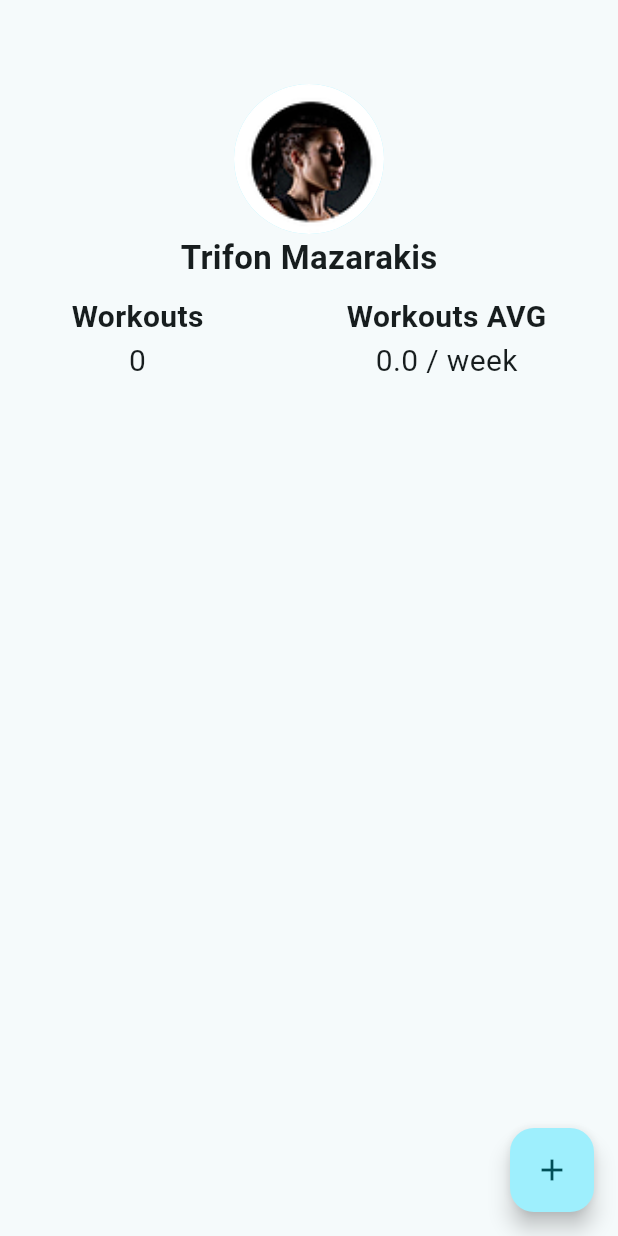
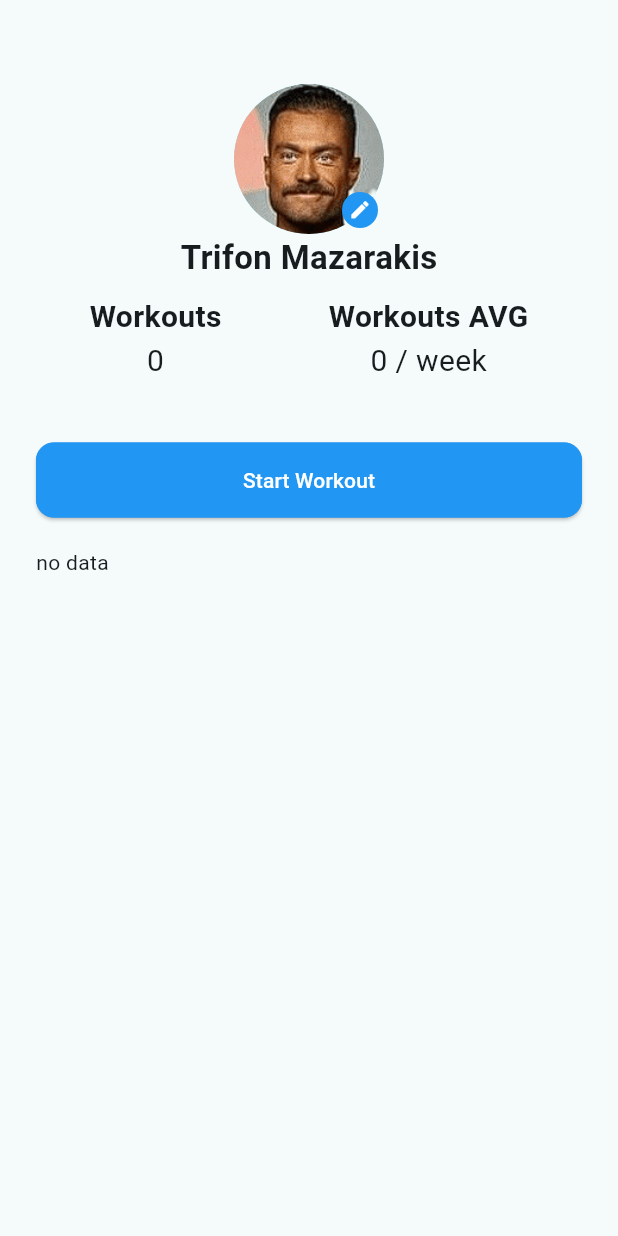
Before and after one commit to Tryferos/Workout, a Flutter app: the screen it shows after launch, on a phone screen of 412 x 824 dp. Run offline on Flutter 3.47's test engine with Material 2 defaults, Android fonts, the phone set to English and light mode, and no system bars; our stand-ins replace pie_chart, sqflite; accounts and stored records are empty; Roboto replaces fonts that are missing (Wotfard).

Commit message:
fixed bugs regarding landing page when no data is present

```diff
--- a/lib/landing/charts.dart
+++ b/lib/landing/charts.dart
@@ -20,6 +20,7 @@ class _ExcercisesChartState extends State<ExcercisesChart> {
     return FutureBuilder(
         builder: (context, snapshot) {
           if (snapshot.hasData) {
+            if (snapshot.data!.isEmpty) return const Text('no data');
             return PieChart(
               dataMap: snapshot.data!,
               animationDuration: const Duration(milliseconds: 800),
--- a/lib/landing/layout.dart
+++ b/lib/landing/layout.dart
@@ -1,4 +1,5 @@
 import 'package:flutter/material.dart';
+import 'package:flutter_application_1/landing/charts.dart';
 import 'package:flutter_application_1/landing/profiling.dart';
 
 import '../index.dart';
@@ -14,17 +15,55 @@ class _LayoutLandingState extends State<LayoutLanding> {
   @override
   Widget build(BuildContext context) {
     return Scaffold(
-      body: const Center(
-        child: ProfilingWidget(),
-      ),
-      floatingActionButton: FloatingActionButton(
+      body: Center(
+          child: Padding(
+        padding: const EdgeInsets.symmetric(horizontal: 24),
+        child: ListView(
+          addAutomaticKeepAlives: false,
+          scrollDirection: Axis.vertical,
+          children: const [
+            ProfilingWidget(),
+            SizedBox(
+              height: 40,
+            ),
+            StartWorkoutButton(),
+            SizedBox(
+              height: 20,
+            ),
+            ExcercisesChart(),
+          ],
+        ),
+      )),
+    );
+  }
+}
+
+class StartWorkoutButton extends StatelessWidget {
+  const StartWorkoutButton({super.key});
+
+  @override
+  Widget build(BuildContext context) {
+    return SizedBox(
+      width: MediaQuery.of(context).size.width,
+      height: 50,
+      child: ElevatedButton(
+        style: ButtonStyle(
+          shape: MaterialStateProperty.all<RoundedRectangleBorder>(
+              RoundedRectangleBorder(
+                  borderRadius: BorderRadius.circular(12.0),
+                  side: const BorderSide(color: Colors.blue))),
+          backgroundColor: MaterialStateProperty.all<Color>(Colors.blue),
+        ),
         onPressed: () {
           Navigator.push(
             context,
             MaterialPageRoute(builder: (context) => const BodyPartSelector()),
           );
         },
-        child: const Icon(Icons.add),
+        child: const Text(
+          'Start Workout',
+          style: TextStyle(color: Colors.white),
+        ),
       ),
     );
   }
--- a/lib/landing/profiling.dart
+++ b/lib/landing/profiling.dart
@@ -1,4 +1,5 @@
 import 'package:flutter/material.dart';
+import 'package:flutter_application_1/profile/layout.dart';
 
 import '../main.dart';
 
@@ -21,6 +22,10 @@ class _ProfilingWidgetState extends State<ProfilingWidget> {
   void getSessions() async {
     setState(() {
       workoutsNumber = sessions.length;
+      if (sessions.isEmpty) {
+        averageWorkouts = Future.value('0');
+        return;
+      }
       int sum = 0;
       int total = 1;
       int daysOffset = 7;
@@ -49,13 +54,33 @@ class _ProfilingWidgetState extends State<ProfilingWidget> {
     return Column(
       crossAxisAlignment: CrossAxisAlignment.center,
       children: [
-        const Row(
-          mainAxisAlignment: MainAxisAlignment.center,
+        Stack(
           children: [
-            CircleAvatar(
+            const CircleAvatar(
               radius: 50,
               backgroundImage: AssetImage('assets/profile.png'),
             ),
+            Positioned(
+              bottom: 4,
+              right: 4,
+              child: GestureDetector(
+                child: const CircleAvatar(
+                  radius: 12,
+                  backgroundColor: Colors.blue,
+                  child: Icon(
+                    Icons.edit,
+                    color: Colors.white,
+                    size: 15,
+                  ),
+                ),
+                onTap: () {
+                  Navigator.push(
+                      context,
+                      MaterialPageRoute(
+                          builder: (context) => const ProfileWidget()));
+                },
+              ),
+            )
           ],
         ),
         const Text('Trifon Mazarakis',
--- a/lib/main.dart
+++ b/lib/main.dart
@@ -54,7 +54,6 @@ class _MyAppState extends State<MyApp> {
     return MaterialApp(
       title: 'Flutter Demo',
       theme: ThemeData(
-        fontFamily: 'Wotfard',
         colorScheme: ColorScheme.fromSeed(seedColor: Colors.white),
         useMaterial3: true,
       ),
--- /dev/null
+++ b/lib/profile/layout.dart
@@ -0,0 +1,23 @@
+import 'package:flutter/material.dart';
+
+class ProfileWidget extends StatefulWidget {
+  const ProfileWidget({super.key});
+
+  @override
+  State<ProfileWidget> createState() => _ProfileWidgetState();
+}
+
+class _ProfileWidgetState extends State<ProfileWidget> {
+  @override
+  Widget build(BuildContext context) {
+    return Scaffold(
+      appBar: AppBar(
+        centerTitle: true,
+        title: const Text('Profile'),
+      ),
+      body: const Center(
+        child: Text('Profile'),
+      ),
+    );
+  }
+}
```
Also changed, not shown: pubspec.yaml (+8 -8 lines), assets/profile.png, 3 other files.
